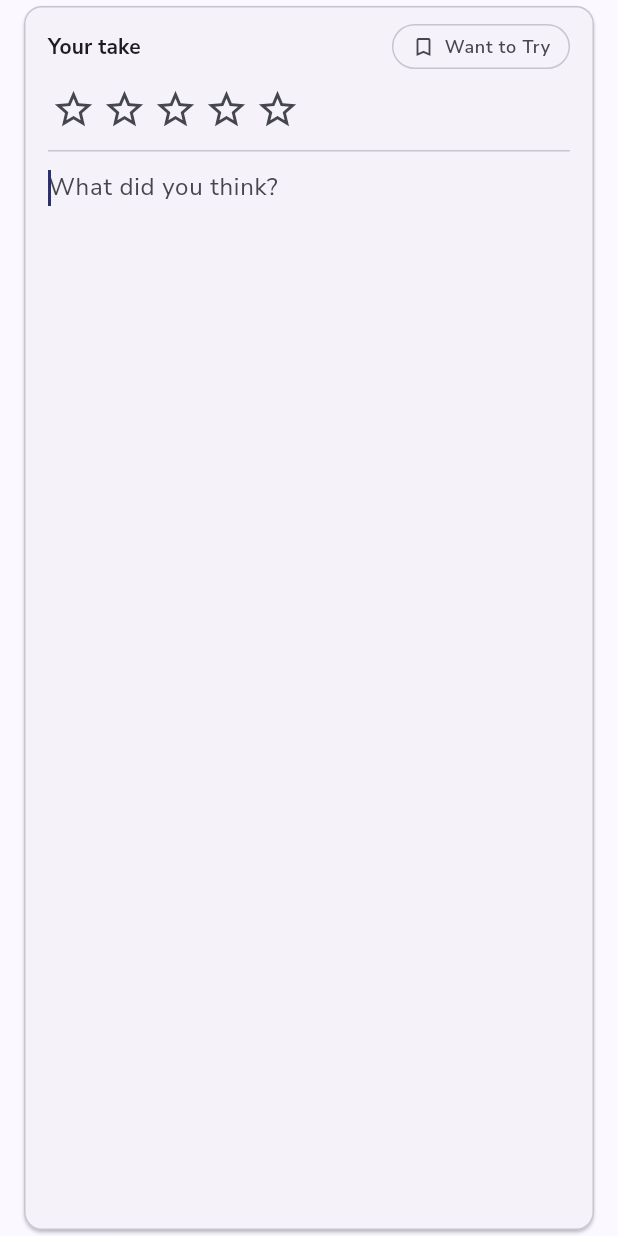
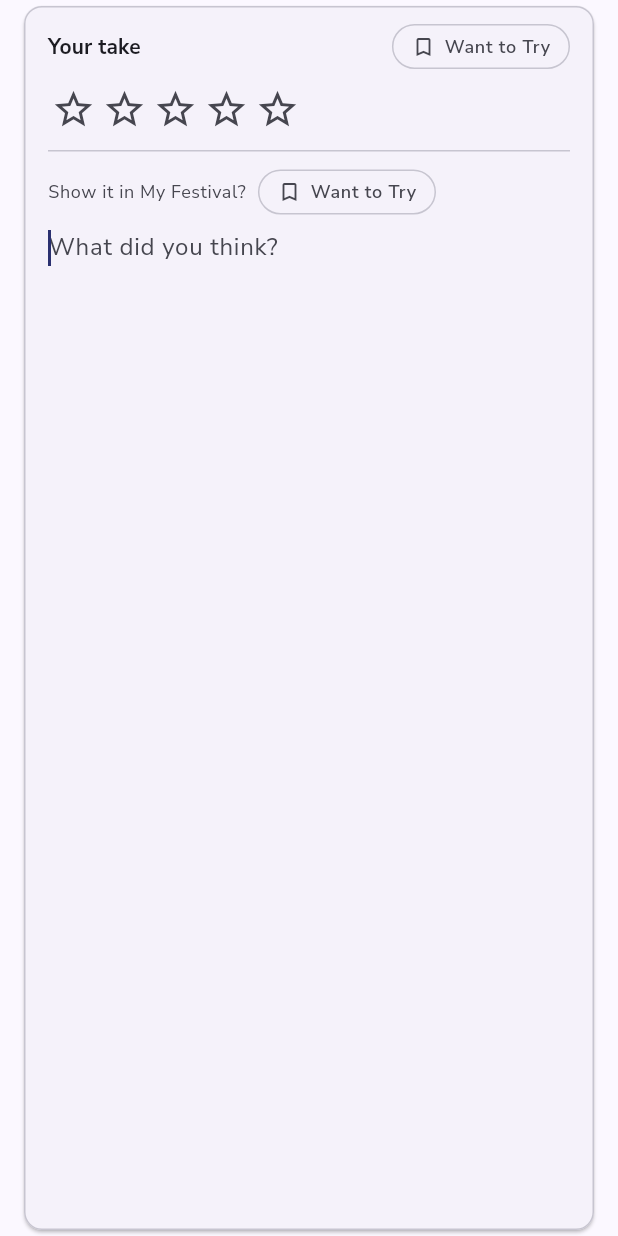
Before and after one commit to richardthe3rd/cambridge-beer-festival-app, a Flutter app: the YourTakeCard widget shown alone on an empty page, opened directly with empty values, after a tap on "Tap to add your notes", on a phone screen of 412 x 824 dp. Run offline on Flutter 3.47's test engine with Material 3 defaults, Android fonts, the phone set to English and light mode, and no system bars; our stand-ins replace firebase_analytics, firebase_core, firebase_crashlytics, go_router, google_fonts, package_info_plus and 2 more; accounts and stored records are empty; network calls fail.

Commit message:
fix(drink-detail): keep the nudge visible and in the app's visual language
Two problems from phone testing of the writing-time nudge:
- It rendered below the field, where the keyboard clips it. It now
  sits above the field, inside the area the keyboard leaves visible,
  and appears as soon as editing begins (no mid-typing layout jump).
- The chips invented a third style. Want to Try now reuses the exact
  header pill (shared builder, distinct semantic label) and Drunk it!
  uses the FAB's filled primary-container language.

Refs #487

```diff
--- a/lib/widgets/your_take_card.dart
+++ b/lib/widgets/your_take_card.dart
@@ -69,9 +69,6 @@ class _YourTakeCardState extends State<YourTakeCard> {
   bool _showSaved = false;
   String? _lastSavedNotes;
   bool _hasPendingEdit = false;
-  // Whether the in-progress draft has any non-whitespace text; drives the
-  // My Festival nudge while editing (the saved note isn't current yet).
-  bool _hasDraftText = false;
 
   @override
   void initState() {
@@ -125,20 +122,13 @@ class _YourTakeCardState extends State<YourTakeCard> {
   }
 
   void _beginEditing() {
-    setState(() {
-      _isEditing = true;
-      _hasDraftText = _normalizedControllerText != null;
-    });
+    setState(() => _isEditing = true);
     _notesFocusNode.requestFocus();
     widget.onEditingChanged?.call(true);
   }
 
   void _onFieldChanged(String value) {
     _hasPendingEdit = true;
-    final hasText = value.trim().isNotEmpty;
-    if (hasText != _hasDraftText) {
-      setState(() => _hasDraftText = hasText);
-    }
     _debounceTimer?.cancel();
     _debounceTimer = Timer(
       YourTakeCard.notesDebounceDuration,
@@ -215,18 +205,34 @@ class _YourTakeCardState extends State<YourTakeCard> {
   }
 
   Widget _buildWantToTry(ThemeData theme) {
+    return _buildWantToTryPill(
+      theme,
+      semanticLabel: widget.drink.isFavorite
+          ? 'Remove ${widget.drink.name} from want to try'
+          : 'Add ${widget.drink.name} to want to try',
+    );
+  }
+
+  /// The want-to-try pill — the app's one visual for that signal. Shared by
+  /// the card header and the My Festival nudge so the nudge speaks the same
+  /// language; only the semantic label differs (to keep the two nodes
+  /// distinguishable for assistive tech and tests).
+  Widget _buildWantToTryPill(
+    ThemeData theme, {
+    required String semanticLabel,
+    Key? pillKey,
+  }) {
     final active = widget.drink.isFavorite;
     final color = active
         ? theme.colorScheme.primary
         : theme.colorScheme.onSurfaceVariant;
 
     return Semantics(
-      label: active
-          ? 'Remove ${widget.drink.name} from want to try'
-          : 'Add ${widget.drink.name} to want to try',
+      label: semanticLabel,
       button: true,
       toggled: active,
       child: InkWell(
+        key: pillKey,
         onTap: widget.onWantToTryTap,
         borderRadius: BorderRadius.circular(999),
         child: Container(
@@ -309,6 +315,14 @@ class _YourTakeCardState extends State<YourTakeCard> {
         child: Column(
           crossAxisAlignment: CrossAxisAlignment.start,
           children: [
+            // The prompt sits ABOVE the field: with the keyboard up, only
+            // the focused field and what's above it are reliably on screen —
+            // anything below is clipped (seen on the PR preview on a phone).
+            if (unsignalled)
+              _buildMyFestivalNudge(
+                theme,
+                padding: const EdgeInsets.only(bottom: 10),
+              ),
             TextField(
               key: const ValueKey('user-notes-field'),
               controller: _notesController,
@@ -344,7 +358,6 @@ class _YourTakeCardState extends State<YourTakeCard> {
                     )
                   : const SizedBox.shrink(),
             ),
-            if (unsignalled && _hasDraftText) _buildMyFestivalNudge(theme),
           ],
         ),
       );
@@ -406,13 +419,19 @@ class _YourTakeCardState extends State<YourTakeCard> {
 
     return Column(
       crossAxisAlignment: CrossAxisAlignment.start,
-      children: [noteRow, _buildMyFestivalNudge(theme)],
+      children: [
+        noteRow,
+        _buildMyFestivalNudge(theme, padding: const EdgeInsets.only(top: 10)),
+      ],
     );
   }
 
-  Widget _buildMyFestivalNudge(ThemeData theme) {
+  /// The classification prompt for a note-only drink, speaking the app's
+  /// existing visual language: the same want-to-try pill as the card header,
+  /// and a "Drunk it!" button in the FAB's filled style.
+  Widget _buildMyFestivalNudge(ThemeData theme, {required EdgeInsets padding}) {
     return Padding(
-      padding: const EdgeInsets.only(top: 10),
+      padding: padding,
       child: Wrap(
         spacing: 8,
         runSpacing: 8,
@@ -424,59 +443,42 @@ class _YourTakeCardState extends State<YourTakeCard> {
               color: theme.colorScheme.onSurfaceVariant,
             ),
           ),
-          _buildNudgeChip(
+          _buildWantToTryPill(
             theme,
-            key: const ValueKey('nudge-want-to-try'),
-            icon: Icons.bookmark_border,
-            label: 'Want to Try',
+            pillKey: const ValueKey('nudge-want-to-try'),
             semanticLabel:
                 'Add ${widget.drink.name} to My Festival as want to try',
-            onTap: widget.onWantToTryTap,
           ),
           if (widget.onLogTasting != null)
-            _buildNudgeChip(
-              theme,
-              key: const ValueKey('nudge-drunk-it'),
-              icon: Icons.add_circle_outline,
-              label: 'Drunk it!',
-              semanticLabel: 'Log a tasting of ${widget.drink.name}',
-              onTap: widget.onLogTasting!,
-            ),
-        ],
-      ),
-    );
-  }
-
-  Widget _buildNudgeChip(
-    ThemeData theme, {
-    required Key key,
-    required IconData icon,
-    required String label,
-    required String semanticLabel,
-    required VoidCallback onTap,
-  }) {
-    return Semantics(
-      label: semanticLabel,
+            Semantics(
+              label: 'Log a tasting of ${widget.drink.name}',
               button: true,
               child: InkWell(
-        key: key,
-        onTap: onTap,
-        borderRadius: BorderRadius.circular(999),
+                key: const ValueKey('nudge-drunk-it'),
+                onTap: widget.onLogTasting,
+                borderRadius: BorderRadius.circular(16),
                 child: Container(
-          padding: const EdgeInsets.symmetric(horizontal: 12, vertical: 6),
+                  padding: const EdgeInsets.symmetric(
+                    horizontal: 12,
+                    vertical: 6,
+                  ),
                   decoration: BoxDecoration(
-            borderRadius: BorderRadius.circular(999),
-            border: Border.all(color: theme.colorScheme.outlineVariant),
+                    borderRadius: BorderRadius.circular(16),
+                    color: theme.colorScheme.primaryContainer,
                   ),
                   child: Row(
                     mainAxisSize: MainAxisSize.min,
                     children: [
-              Icon(icon, size: 16, color: theme.colorScheme.primary),
+                      Icon(
+                        Icons.add_circle_outline,
+                        size: 16,
+                        color: theme.colorScheme.onPrimaryContainer,
+                      ),
                       const SizedBox(width: 6),
                       Text(
-                label,
+                        'Drunk it!',
                         style: theme.textTheme.labelMedium?.copyWith(
-                  color: theme.colorScheme.primary,
+                          color: theme.colorScheme.onPrimaryContainer,
                           fontWeight: FontWeight.w600,
                         ),
                       ),
@@ -484,6 +486,9 @@ class _YourTakeCardState extends State<YourTakeCard> {
                   ),
                 ),
               ),
+            ),
+        ],
+      ),
     );
   }
 }
```
Also changed, not shown: 1 other file. Lines whose indentation alone changed are shown as unchanged.
